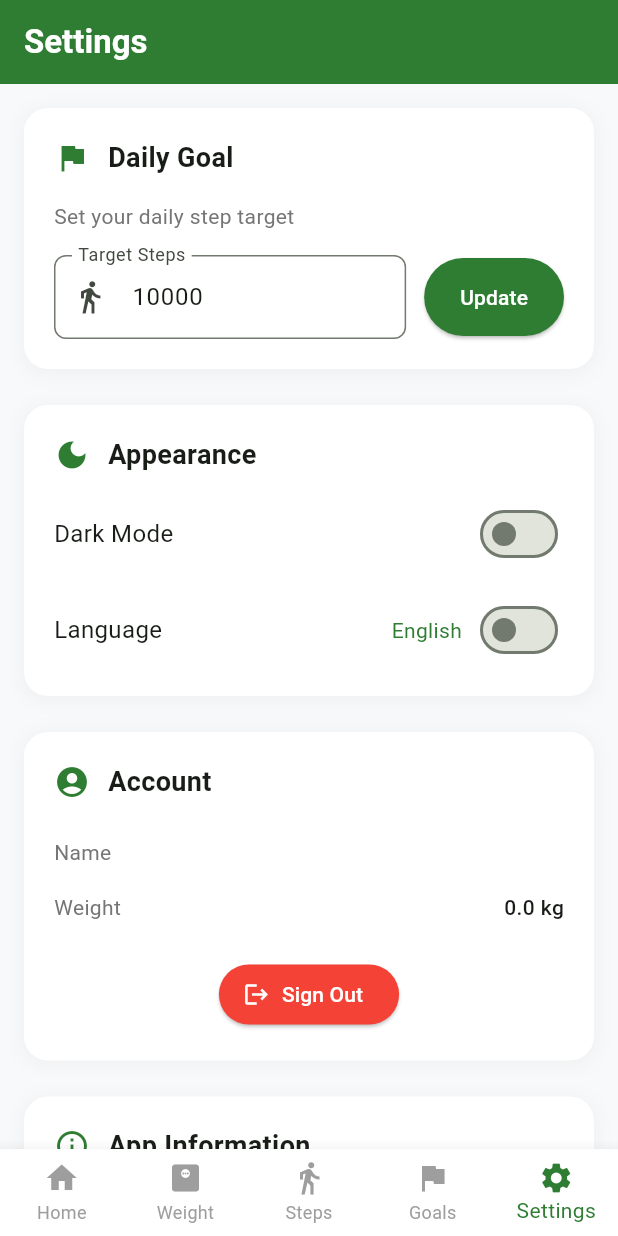
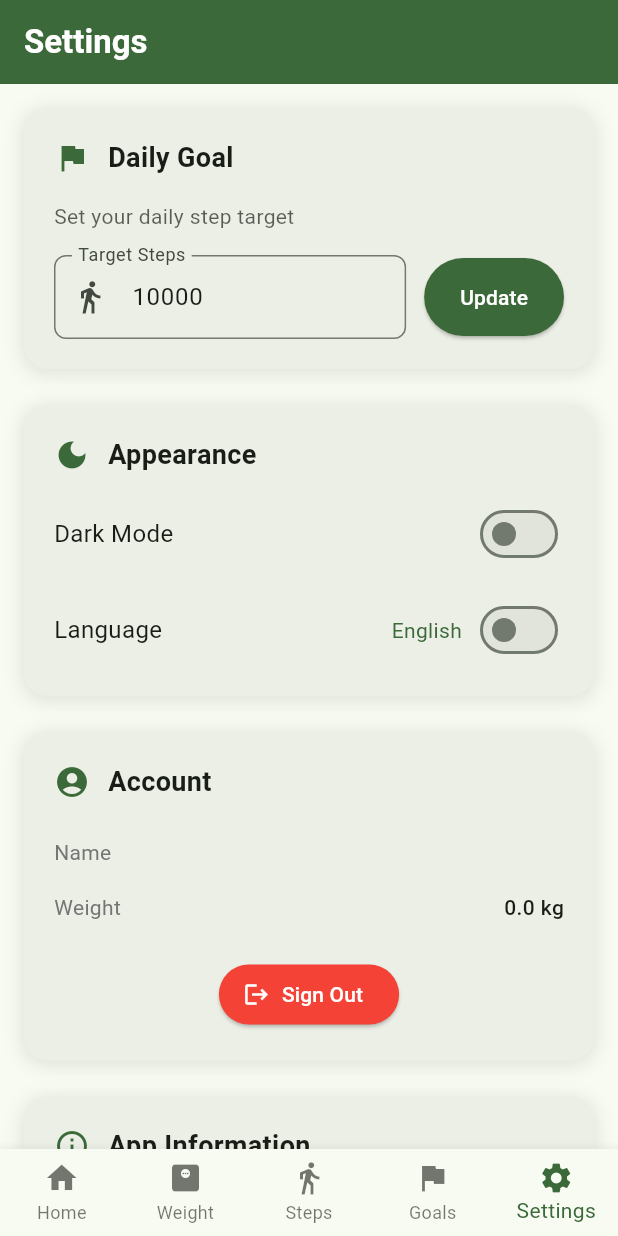
Before and after one commit to AhmedElemey/steps_tracker, a Flutter app: the screen it shows once a user with an empty profile is signed in, item 5 of the bottom bar chosen, on a phone screen of 412 x 824 dp. Run offline on Flutter 3.47's test engine with Material 3 defaults, Android fonts, the phone set to English and light mode, and no system bars; our stand-ins replace cloud_firestore, connectivity_plus, firebase_auth, firebase_core, firebase_storage, image_picker and 4 more; accounts and stored records are empty.

```diff
--- a/lib/features/settings/presentation/pages/settings_page.dart
+++ b/lib/features/settings/presentation/pages/settings_page.dart
@@ -32,8 +32,11 @@ class _SettingsPageState extends State<SettingsPage> {
 
   @override
   Widget build(BuildContext context) {
+    final theme = Theme.of(context);
+    final colorScheme = theme.colorScheme;
+
     return Scaffold(
-      backgroundColor: const Color(0xFFF8F9FA),
+      backgroundColor: colorScheme.surface,
       appBar: AppBar(
         title: const Text(
           'Settings',
@@ -42,7 +45,7 @@ class _SettingsPageState extends State<SettingsPage> {
             color: Colors.white,
           ),
         ),
-        backgroundColor: const Color(0xFF2E7D32),
+        backgroundColor: colorScheme.primary,
         elevation: 0,
       ),
       body: Consumer<StepTrackingController>(
@@ -56,11 +59,11 @@ class _SettingsPageState extends State<SettingsPage> {
                 Container(
                   padding: const EdgeInsets.all(20),
                   decoration: BoxDecoration(
-                    color: Colors.white,
+                    color: colorScheme.surfaceContainer,
                     borderRadius: BorderRadius.circular(16),
                     boxShadow: [
                       BoxShadow(
-                        color: Colors.grey.withOpacity(0.1),
+                        color: colorScheme.shadow.withOpacity(0.1),
                         spreadRadius: 1,
                         blurRadius: 10,
                         offset: const Offset(0, 2),
@@ -74,7 +77,7 @@ class _SettingsPageState extends State<SettingsPage> {
                         children: [
                           Icon(
                             Icons.flag,
-                            color: const Color(0xFF2E7D32),
+                            color: colorScheme.primary,
                             size: 24,
                           ),
                           const SizedBox(width: 12),
@@ -91,7 +94,7 @@ class _SettingsPageState extends State<SettingsPage> {
                       Text(
                         'Set your daily step target',
                         style: TextStyle(
-                          color: Colors.grey.shade600,
+                          color: colorScheme.onSurface.withOpacity(0.7),
                           fontSize: 14,
                         ),
                       ),
@@ -134,8 +137,8 @@ class _SettingsPageState extends State<SettingsPage> {
                               }
                             },
                             style: ElevatedButton.styleFrom(
-                              backgroundColor: const Color(0xFF2E7D32),
-                              foregroundColor: Colors.white,
+                              backgroundColor: colorScheme.primary,
+                              foregroundColor: colorScheme.onPrimary,
                               padding: const EdgeInsets.symmetric(horizontal: 24, vertical: 16),
                             ),
                             child: const Text('Update'),
@@ -152,11 +155,11 @@ class _SettingsPageState extends State<SettingsPage> {
                 Container(
                   padding: const EdgeInsets.all(20),
                   decoration: BoxDecoration(
-                    color: Colors.white,
+                    color: colorScheme.surfaceContainer,
                     borderRadius: BorderRadius.circular(16),
                     boxShadow: [
                       BoxShadow(
-                        color: Colors.grey.withOpacity(0.1),
+                        color: colorScheme.shadow.withOpacity(0.1),
                         spreadRadius: 1,
                         blurRadius: 10,
                         offset: const Offset(0, 2),
@@ -170,7 +173,7 @@ class _SettingsPageState extends State<SettingsPage> {
                         children: [
                           Icon(
                             Icons.dark_mode,
-                            color: const Color(0xFF2E7D32),
+                            color: colorScheme.primary,
                             size: 24,
                           ),
                           const SizedBox(width: 12),
@@ -200,7 +203,7 @@ class _SettingsPageState extends State<SettingsPage> {
                                 onChanged: (value) {
                                   themeController.toggleTheme();
                                 },
-                                activeColor: const Color(0xFF2E7D32),
+                                activeColor: colorScheme.primary,
                               ),
                             ],
                           );
@@ -222,9 +225,9 @@ class _SettingsPageState extends State<SettingsPage> {
                                 children: [
                                   Text(
                                     localizationService.locale.languageCode == 'en' ? 'English' : 'العربية',
-                                    style: const TextStyle(
+                                    style: TextStyle(
                                       fontSize: 14,
-                                      color: Color(0xFF2E7D32),
+                                      color: colorScheme.primary,
                                     ),
                                   ),
                                   const SizedBox(width: 8),
@@ -233,7 +236,7 @@ class _SettingsPageState extends State<SettingsPage> {
                                     onChanged: (value) {
                                       localizationService.toggleLanguage();
                                     },
-                                    activeColor: const Color(0xFF2E7D32),
+                                    activeColor: colorScheme.primary,
                                   ),
                                 ],
                               ),
@@ -251,11 +254,11 @@ class _SettingsPageState extends State<SettingsPage> {
                 Container(
                   padding: const EdgeInsets.all(20),
                   decoration: BoxDecoration(
-                    color: Colors.white,
+                    color: colorScheme.surfaceContainer,
                     borderRadius: BorderRadius.circular(16),
                     boxShadow: [
                       BoxShadow(
-                        color: Colors.grey.withOpacity(0.1),
+                        color: colorScheme.shadow.withOpacity(0.1),
                         spreadRadius: 1,
                         blurRadius: 10,
                         offset: const Offset(0, 2),
@@ -269,7 +272,7 @@ class _SettingsPageState extends State<SettingsPage> {
                         children: [
                           Icon(
                             Icons.account_circle,
-                            color: const Color(0xFF2E7D32),
+                            color: colorScheme.primary,
                             size: 24,
                           ),
                           const SizedBox(width: 12),
@@ -315,11 +318,11 @@ class _SettingsPageState extends State<SettingsPage> {
                 Container(
                   padding: const EdgeInsets.all(20),
                   decoration: BoxDecoration(
-                    color: Colors.white,
+                    color: colorScheme.surfaceContainer,
                     borderRadius: BorderRadius.circular(16),
                     boxShadow: [
                       BoxShadow(
-                        color: Colors.grey.withOpacity(0.1),
+                        color: colorScheme.shadow.withOpacity(0.1),
                         spreadRadius: 1,
                         blurRadius: 10,
                         offset: const Offset(0, 2),
@@ -333,7 +336,7 @@ class _SettingsPageState extends State<SettingsPage> {
                         children: [
                           Icon(
                             Icons.info_outline,
-                            color: const Color(0xFF2E7D32),
+                            color: colorScheme.primary,
                             size: 24,
                           ),
                           const SizedBox(width: 12),
--- a/lib/main.dart
+++ b/lib/main.dart
@@ -1,4 +1,5 @@
 import 'package:flutter/material.dart';
+import 'package:flutter_localizations/flutter_localizations.dart';
 import 'package:provider/provider.dart';
 import 'package:firebase_core/firebase_core.dart';
 import 'firebase_options.dart';
@@ -67,6 +68,11 @@ class StepsTrackerApp extends StatelessWidget {
             ),
             themeMode: themeController.themeMode,
             locale: localizationService.locale,
+            localizationsDelegates: const [
+              GlobalMaterialLocalizations.delegate,
+              GlobalWidgetsLocalizations.delegate,
+              GlobalCupertinoLocalizations.delegate,
+            ],
             supportedLocales: const [
               Locale('en', 'US'),
               Locale('ar', 'SA'),
@@ -126,6 +132,9 @@ class _MainNavigationPageState extends State<MainNavigationPage> {
 
   @override
   Widget build(BuildContext context) {
+    final theme = Theme.of(context);
+    final colorScheme = theme.colorScheme;
+
     return Scaffold(
       body: _pages[_currentIndex],
       bottomNavigationBar: BottomNavigationBar(
@@ -136,9 +145,9 @@ class _MainNavigationPageState extends State<MainNavigationPage> {
           });
         },
         type: BottomNavigationBarType.fixed,
-        backgroundColor: Colors.white,
-        selectedItemColor: const Color(0xFF2E7D32),
-        unselectedItemColor: Colors.grey,
+        backgroundColor: colorScheme.surface,
+        selectedItemColor: colorScheme.primary,
+        unselectedItemColor: colorScheme.onSurface.withOpacity(0.6),
         items: const [
           BottomNavigationBarItem(
             icon: Icon(Icons.home),
```
Also changed, not shown: 2 other files.
